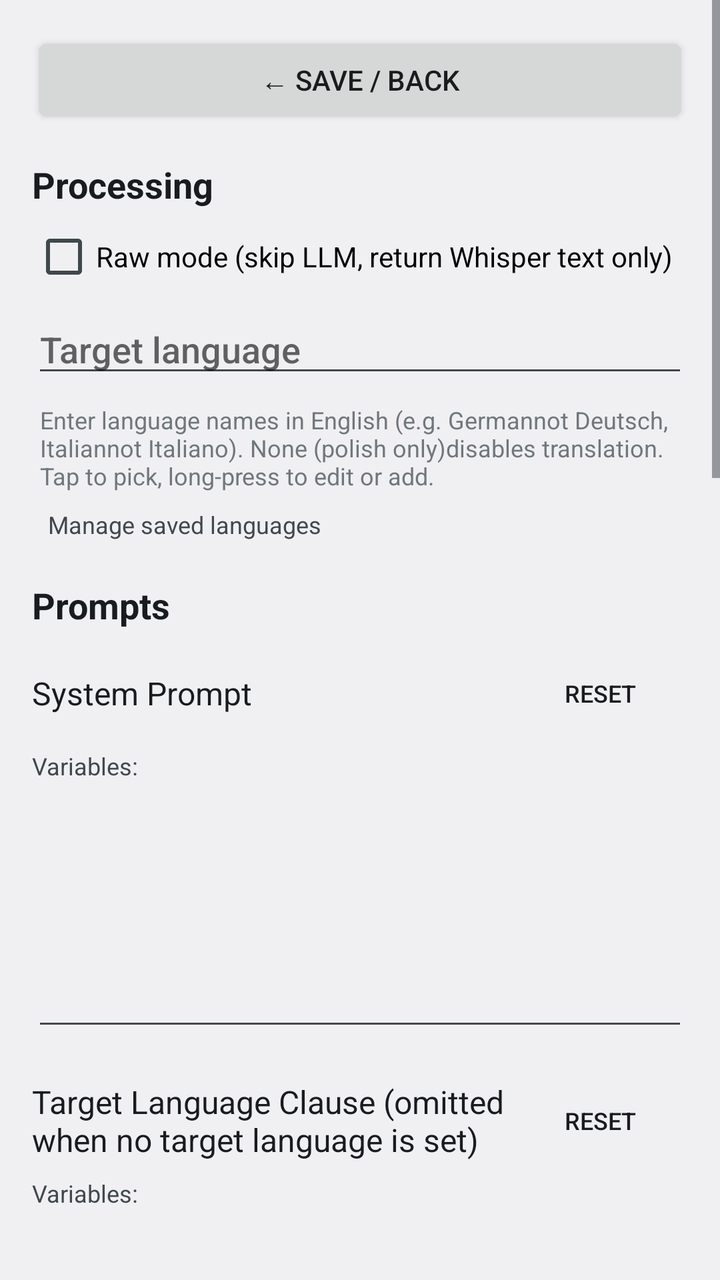
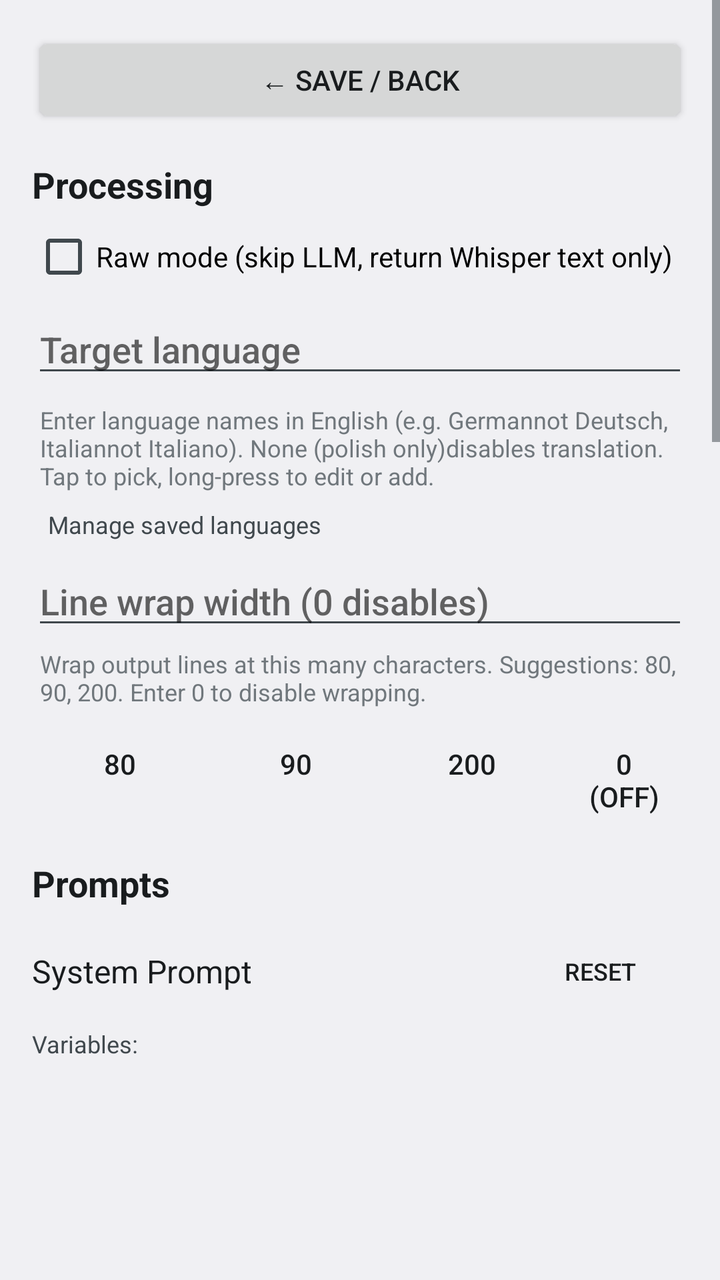

The first picture is an Android layout as it rendered before a commit; the second is the same layout after the commit. The layout source and the unified diff follow.
<!-- AndroidManifest.xml: activity theme Theme.PolishedRecognition.Plain -->
<!-- res/layout/activity_settings.xml -->
<?xml version="1.0" encoding="utf-8"?>
<ScrollView xmlns:android="http://schemas.android.com/apk/res/android"
    android:layout_width="match_parent"
    android:layout_height="match_parent"
    android:fillViewport="true">

    <LinearLayout
        android:layout_width="match_parent"
        android:layout_height="wrap_content"
        android:orientation="vertical"
        android:padding="16dp">

        
        <Button
            android:id="@+id/save_button_top"
            android:layout_width="match_parent"
            android:layout_height="wrap_content"
            android:text="@string/save"
            android:layout_marginBottom="16dp" />

        
        <TextView
            android:layout_width="match_parent"
            android:layout_height="wrap_content"
            android:text="@string/processing_section"
            android:textSize="18sp"
            android:textStyle="bold"
            android:textColor="?android:attr/textColorPrimary"
            android:layout_marginBottom="8dp" />

        <CheckBox
            android:id="@+id/raw_mode"
            android:layout_width="match_parent"
            android:layout_height="wrap_content"
            android:text="@string/raw_mode"
            android:layout_marginBottom="8dp" />

        <AutoCompleteTextView
            android:id="@+id/target_language"
            android:layout_width="match_parent"
            android:layout_height="wrap_content"
            android:hint="@string/target_language"
            android:inputType="text"
            android:completionThreshold="1"
            android:focusable="false"
            android:cursorVisible="false"
            android:layout_marginBottom="4dp" />

        <TextView
            android:id="@+id/target_language_explanation"
            android:layout_width="match_parent"
            android:layout_height="wrap_content"
            android:text="@string/target_language_hint"
            android:textSize="12sp"
            android:textColor="?android:attr/textColorTertiary"
            android:layout_marginStart="4dp"
            android:layout_marginTop="4dp"
            android:layout_marginBottom="4dp" />

        <TextView
            android:id="@+id/manage_custom_languages"
            android:layout_width="wrap_content"
            android:layout_height="wrap_content"
            android:text="@string/manage_custom_languages"
            android:textSize="12sp"
            android:textColor="?android:attr/textColorSecondary"
            android:clickable="true"
            android:focusable="true"
            android:padding="4dp"
            android:layout_marginStart="4dp"
            android:layout_marginBottom="16dp" />

        
        <TextView
            android:layout_width="match_parent"
            android:layout_height="wrap_content"
            android:text="@string/prompts_section"
            android:textSize="18sp"
            android:textStyle="bold"
            android:textColor="?android:attr/textColorPrimary"
            android:layout_marginBottom="8dp" />

        
        <LinearLayout
            android:layout_width="match_parent"
            android:layout_height="wrap_content"
            android:orientation="horizontal"
            android:gravity="center_vertical"
            android:layout_marginBottom="4dp">
            <TextView
                android:layout_width="0dp"
                android:layout_height="wrap_content"
                android:layout_weight="1"
                android:text="@string/system_prompt"
                android:textSize="16sp"
                android:textColor="?android:attr/textColorPrimary" />
            <Button
                android:id="@+id/reset_system_prompt"
                android:layout_width="wrap_content"
                android:layout_height="wrap_content"
                android:text="@string/reset_prompt"
                style="@android:style/Widget.DeviceDefault.Button.Borderless"
                android:textSize="12sp" />
        </LinearLayout>

        <TextView
            android:layout_width="match_parent"
            android:layout_height="wrap_content"
            android:text="@string/prompt_variables"
            android:textSize="12sp"
            android:textColor="?android:attr/textColorSecondary"
            android:layout_marginBottom="4dp" />

        <EditText
            android:id="@+id/system_prompt"
            android:layout_width="match_parent"
            android:layout_height="wrap_content"
            android:inputType="textMultiLine"
            android:minLines="5"
            android:gravity="top"
            android:layout_marginBottom="16dp" />

        
        <LinearLayout
            android:layout_width="match_parent"
            android:layout_height="wrap_content"
            android:orientation="horizontal"
            android:gravity="center_vertical"
            android:layout_marginBottom="4dp">
            <TextView
                android:layout_width="0dp"
                android:layout_height="wrap_content"
                android:layout_weight="1"
                android:text="@string/target_language_clause"
                android:textSize="16sp"
                android:textColor="?android:attr/textColorPrimary" />
            <Button
                android:id="@+id/reset_target_language_clause"
                android:layout_width="wrap_content"
                android:layout_height="wrap_content"
                android:text="@string/reset_prompt"
                style="@android:style/Widget.DeviceDefault.Button.Borderless"
                android:textSize="12sp" />
        </LinearLayout>

        <TextView
            android:layout_width="match_parent"
            android:layout_height="wrap_content"
            android:text="@string/prompt_variables"
            android:textSize="12sp"
            android:textColor="?android:attr/textColorSecondary"
            android:layout_marginBottom="4dp" />

        <EditText
            android:id="@+id/target_language_clause"
            android:layout_width="match_parent"
            android:layout_height="wrap_content"
            android:inputType="textMultiLine"
            android:minLines="2"
            android:gravity="top"
            android:layout_marginBottom="8dp" />

        
        <Button
            android:id="@+id/restore_defaults"
            android:layout_width="wrap_content"
            android:layout_height="wrap_content"
            android:text="@string/restore_defaults"
            style="@android:style/Widget.DeviceDefault.Button.Borderless"
            android:layout_gravity="center_horizontal"
            android:layout_marginBottom="16dp" />

        
        <TextView
            android:layout_width="match_parent"
            android:layout_height="wrap_content"
            android:text="@string/llm_section"
            android:textSize="18sp"
            android:textStyle="bold"
            android:textColor="?android:attr/textColorPrimary"
            android:layout_marginBottom="8dp" />

        <AutoCompleteTextView
            android:id="@+id/llm_provider"
            android:layout_width="match_parent"
            android:layout_height="wrap_content"
            android:hint="@string/provider"
            android:inputType="none"
            android:focusable="false"
            android:cursorVisible="false"
            android:layout_marginBottom="8dp" />

        <EditText
            android:id="@+id/llm_url"
            android:layout_width="match_parent"
            android:layout_height="wrap_content"
            android:hint="@string/api_url"
            android:inputType="textUri"
            android:imeOptions="actionDone"
            android:layout_marginBottom="8dp" />

        <LinearLayout
            android:layout_width="match_parent"
            android:layout_height="wrap_content"
            android:orientation="horizontal"
            android:gravity="center_vertical"
            android:layout_marginBottom="4dp">
            <EditText
                android:id="@+id/llm_token"
                android:layout_width="0dp"
                android:layout_height="wrap_content"
                android:layout_weight="1"
                android:hint="@string/api_token"
                android:inputType="textPassword"
                android:imeOptions="actionDone" />
            <ImageButton
                android:id="@+id/llm_token_toggle"
                android:layout_width="48dp"
                android:layout_height="48dp"
                android:src="@drawable/ic_eye"
                android:background="?android:attr/selectableItemBackgroundBorderless"
                android:contentDescription="@string/show_password"
                android:scaleType="center" />
        </LinearLayout>

        <LinearLayout
            android:layout_width="match_parent"
            android:layout_height="wrap_content"
            android:orientation="horizontal"
            android:layout_marginBottom="8dp">

            <Button
                android:id="@+id/fetch_llm_models"
                android:layout_width="wrap_content"
                android:layout_height="wrap_content"
                android:text="@string/fetch_models"
                style="@android:style/Widget.DeviceDefault.Button.Borderless"
                android:layout_marginEnd="8dp" />

            <Button
                android:id="@+id/test_llm_token"
                android:layout_width="wrap_content"
                android:layout_height="wrap_content"
                android:text="@string/test_token"
                style="@android:style/Widget.DeviceDefault.Button.Borderless" />
        </LinearLayout>

        <AutoCompleteTextView
            android:id="@+id/llm_model"
            android:layout_width="match_parent"
            android:layout_height="wrap_content"
            android:hint="@string/model"
            android:inputType="text|textNoSuggestions"
            android:importantForAutofill="no"
            android:completionThreshold="1"
            android:layout_marginBottom="16dp" />

        
        <TextView
            android:layout_width="match_parent"
            android:layout_height="wrap_content"
            android:text="@string/stt_section"
            android:textSize="18sp"
            android:textStyle="bold"
            android:textColor="?android:attr/textColorPrimary"
            android:layout_marginBottom="8dp" />

        <AutoCompleteTextView
            android:id="@+id/stt_provider"
            android:layout_width="match_parent"
            android:layout_height="wrap_content"
            android:hint="@string/provider"
            android:inputType="none"
            android:focusable="false"
            android:cursorVisible="false"
            android:layout_marginBottom="8dp" />

        <EditText
            android:id="@+id/stt_url"
            android:layout_width="match_parent"
            android:layout_height="wrap_content"
            android:hint="@string/api_url"
            android:inputType="textUri"
            android:imeOptions="actionDone"
            android:layout_marginBottom="8dp" />

        <LinearLayout
            android:layout_width="match_parent"
            android:layout_height="wrap_content"
            android:orientation="horizontal"
            android:gravity="center_vertical"
            android:layout_marginBottom="4dp">
            <EditText
                android:id="@+id/stt_token"
                android:layout_width="0dp"
                android:layout_height="wrap_content"
                android:layout_weight="1"
                android:hint="@string/api_token"
                android:inputType="textPassword"
                android:imeOptions="actionDone" />
            <ImageButton
                android:id="@+id/stt_token_toggle"
                android:layout_width="48dp"
                android:layout_height="48dp"
                android:src="@drawable/ic_eye"
                android:background="?android:attr/selectableItemBackgroundBorderless"
                android:contentDescription="@string/show_password"
                android:scaleType="center" />
        </LinearLayout>

        <Button
            android:id="@+id/validate_stt"
            android:layout_width="wrap_content"
            android:layout_height="wrap_content"
            android:text="@string/validate_fetch"
            style="@android:style/Widget.DeviceDefault.Button.Borderless"
            android:layout_marginBottom="8dp" />

        <AutoCompleteTextView
            android:id="@+id/stt_model"
            android:layout_width="match_parent"
            android:layout_height="wrap_content"
            android:hint="@string/model"
            android:inputType="text|textNoSuggestions"
            android:importantForAutofill="no"
            android:completionThreshold="1"
            android:layout_marginBottom="16dp" />

        <CheckBox
            android:id="@+id/compress_audio"
            android:layout_width="match_parent"
            android:layout_height="wrap_content"
            android:text="@string/compress_audio"
            android:layout_marginBottom="8dp" />

        
        <Button
            android:id="@+id/set_recognition_service"
            android:layout_width="match_parent"
            android:layout_height="wrap_content"
            android:text="@string/enable_voice_keyboard"
            style="@android:style/Widget.DeviceDefault.Button.Borderless"
            android:layout_marginBottom="16dp" />

        
        <Button
            android:id="@+id/save_button"
            android:layout_width="match_parent"
            android:layout_height="wrap_content"
            android:text="@string/save"
            android:layout_marginBottom="24dp" />

        
        <TextView
            android:layout_width="match_parent"
            android:layout_height="wrap_content"
            android:text="@string/about_title"
            android:textSize="18sp"
            android:textStyle="bold"
            android:textColor="?android:attr/textColorPrimary"
            android:layout_marginBottom="4dp" />

        <TextView
            android:id="@+id/about_version"
            android:layout_width="wrap_content"
            android:layout_height="wrap_content"
            android:textSize="12sp"
            android:textColor="?android:attr/textColorTertiary"
            android:layout_marginBottom="2dp" />

        <TextView
            android:id="@+id/about_commit"
            android:layout_width="wrap_content"
            android:layout_height="wrap_content"
            android:textSize="12sp"
            android:textColor="?android:attr/textColorTertiary"
            android:layout_marginBottom="12dp" />

        <TextView
            android:id="@+id/about_info"
            android:layout_width="wrap_content"
            android:layout_height="wrap_content"
            android:text="@string/voice_input_info_message"
            android:textSize="12sp"
            android:textColor="?android:attr/textColorTertiary"
            android:clickable="true"
            android:focusable="true"
            android:autoLink="web"
            android:padding="4dp"
            android:layout_marginStart="-4dp" />

    </LinearLayout>
</ScrollView>
<!-- resources referenced by this layout -->
<resources>
  <!-- drawable ic_eye (drawable) -->
  <?xml version="1.0" encoding="utf-8"?>
  <vector xmlns:android="http://schemas.android.com/apk/res/android"
      android:width="24dp"
      android:height="24dp"
      android:viewportWidth="24"
      android:viewportHeight="24">
      <path
          android:fillColor="?android:attr/textColorSecondary"
          android:pathData="M12,4.5C7,4.5 2.73,7.61 1,12c1.73,4.39 6,7.5 11,7.5s9.27,-3.11 11,-7.5c-1.73,-4.39 -6,-7.5 -11,-7.5zM12,17c-2.76,0 -5,-2.24 -5,-5s2.24,-5 5,-5 5,2.24 5,5 -2.24,5 -5,5zM12,9c-1.66,0 -3,1.34 -3,3s1.34,3 3,3 3,-1.34 3,-3 -1.34,-3 -3,-3z" />
  </vector>
  <string name="about_title">About</string>
  <string name="api_token">API Token</string>
  <string name="api_url">API URL</string>
  <string name="compress_audio">Compress audio before upload (.ogg, smaller on slow connections)</string>
  <string name="enable_voice_keyboard">Enable Voice Keyboard (IME)</string>
  <string name="fetch_models">Fetch Models</string>
  <string name="llm_section">LLM Post-Processing</string>
  <string name="manage_custom_languages">Manage saved languages</string>
  <string name="model">Select or fetch a model</string>
  <string name="processing_section">Processing</string>
  <string name="prompt_variables" translatable="false">Variables:</string>
  <string name="prompts_section">Prompts</string>
  <string name="provider">Provider</string>
  <string name="raw_mode">Raw mode (skip LLM, return Whisper text only)</string>
  <string name="reset_prompt">Reset</string>
  <string name="restore_defaults">Restore all prompts to default</string>
  <string name="save">\u2190 save / back</string>
  <string name="show_password">Show password</string>
  <string name="stt_section">STT (Speech-to-Text)</string>
  <string name="system_prompt">System Prompt</string>
  <string name="target_language">Target language</string>
  <string name="target_language_clause">Target Language Clause (omitted when no target language is set)</string>
  <string name="target_language_hint">Enter language names in English (e.g. "German" not "Deutsch", "Italian" not "Italiano"). "None (polish only)" disables translation. Tap to pick, long-press to edit or add.</string>
  <string name="test_token">Test Token</string>
  <string name="validate_fetch">Validate &amp; Fetch Models</string>
  <string name="voice_input_info_message" translatable="false">Polished Recognition works with English prompts, so enter your target language in English (e.g. "German" not "Deutsch").\n\nFull setup guide:\n<a href="https://github.com/georgernstgraf/polished-recognition#readme">github.com/georgernstgraf/polished-recognition#readme</a>\n\nMade with love by Georg Graf 💙</string>
  <style name="Theme.PolishedRecognition.Plain" parent="@android:style/Theme.DeviceDefault.DayNight">
          <item name="android:windowNoTitle">true</item>
          <item name="android:windowActionBar">false</item>
      </style>
</resources>

<!-- the commit's change to res/layout/activity_settings.xml (unified diff, before → after) -->
@@ -68,7 +68,60 @@
             android:focusable="true"
             android:padding="4dp"
             android:layout_marginStart="4dp"
-            android:layout_marginBottom="16dp" />
+            android:layout_marginBottom="4dp" />
+
+        <EditText
+            android:id="@+id/wrap_width"
+            android:layout_width="match_parent"
+            android:layout_height="wrap_content"
+            android:hint="@string/wrap_width"
+            android:inputType="number"
+            android:imeOptions="actionDone"
+            android:layout_marginBottom="4dp" />
+
+        <TextView
+            android:layout_width="match_parent"
+            android:layout_height="wrap_content"
+            android:text="@string/wrap_width_hint"
+            android:textSize="12sp"
+            android:textColor="?android:attr/textColorTertiary"
+            android:layout_marginStart="4dp"
+            android:layout_marginBottom="4dp" />
+
+        <LinearLayout
+            android:layout_width="match_parent"
+            android:layout_height="wrap_content"
+            android:orientation="horizontal"
+            android:layout_marginBottom="16dp">
+
+            <Button
+                android:id="@+id/wrap_80"
+                android:layout_width="wrap_content"
+                android:layout_height="wrap_content"
+                android:text="80"
+                style="@android:style/Widget.DeviceDefault.Button.Borderless" />
+
+            <Button
+                android:id="@+id/wrap_90"
+                android:layout_width="wrap_content"
+                android:layout_height="wrap_content"
+                android:text="90"
+                style="@android:style/Widget.DeviceDefault.Button.Borderless" />
+
+            <Button
+                android:id="@+id/wrap_200"
+                android:layout_width="wrap_content"
+                android:layout_height="wrap_content"
+                android:text="200"
+                style="@android:style/Widget.DeviceDefault.Button.Borderless" />
+
+            <Button
+                android:id="@+id/wrap_off"
+                android:layout_width="wrap_content"
+                android:layout_height="wrap_content"
+                android:text="0 (off)"
+                style="@android:style/Widget.DeviceDefault.Button.Borderless" />
+        </LinearLayout>
 
         
         <TextView
<!-- resource entries referenced after the edit -->
@@ -37,6 +37,8 @@
   <string name="test_token">Test Token</string>
   <string name="validate_fetch">Validate &amp; Fetch Models</string>
   <string name="voice_input_info_message" translatable="false">Polished Recognition works with English prompts, so enter your target language in English (e.g. "German" not "Deutsch").\n\nFull setup guide:\n<a href="https://github.com/georgernstgraf/polished-recognition#readme">github.com/georgernstgraf/polished-recognition#readme</a>\n\nMade with love by Georg Graf 💙</string>
+  <string name="wrap_width">Line wrap width (0 disables)</string>
+  <string name="wrap_width_hint">Wrap output lines at this many characters. Suggestions: 80, 90, 200. Enter 0 to disable wrapping.</string>
   <style name="Theme.PolishedRecognition.Plain" parent="@android:style/Theme.DeviceDefault.DayNight">
           <item name="android:windowNoTitle">true</item>
           <item name="android:windowActionBar">false</item>
